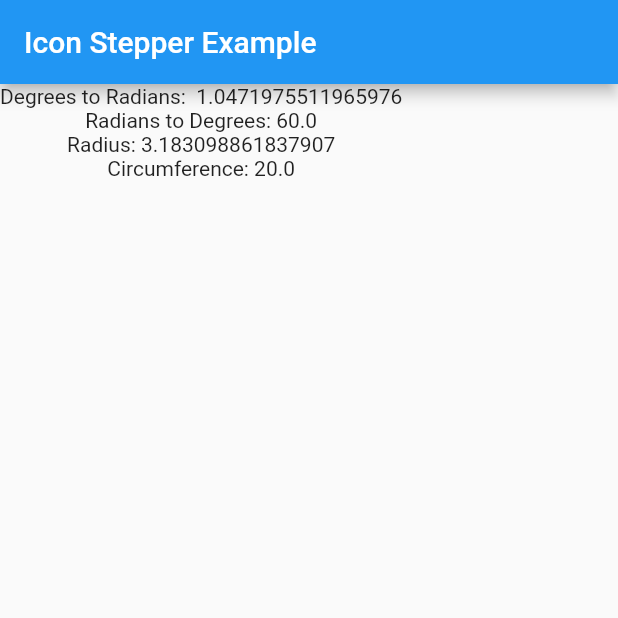
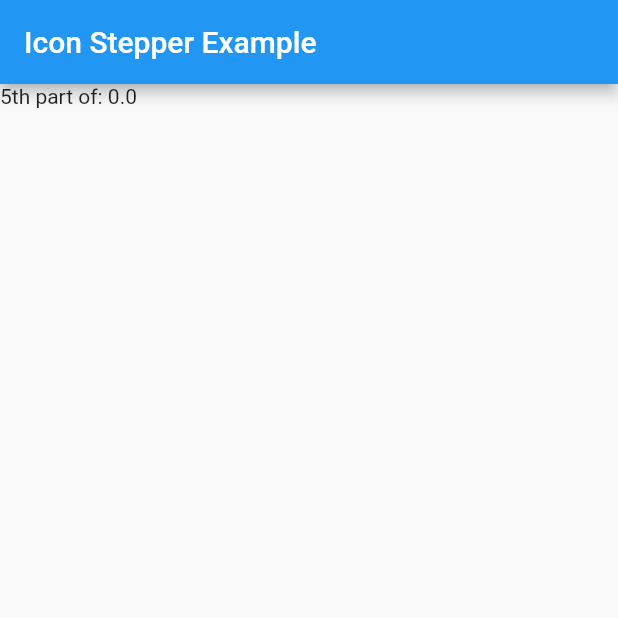
Before and after one commit to imujtaba8488/package_im_shapes, a Flutter app: the screen it shows after launch, on a phone screen of 412 x 824 dp, the top half of it. Run offline on Flutter 3.47's test engine with Material 2 defaults, Android fonts, the phone set to English and light mode, and no system bars.

Commit message:
Renamed math_extended directory to custom_painter_util and math_extended.dart to im_util.dart. Still may rename in future

```diff
--- a/lib/main.dart
+++ b/lib/main.dart
@@ -1,6 +1,7 @@
 import 'package:flutter/material.dart';
 import 'package:im_shapes/src/drop.dart';
-import 'package:im_shapes/src/math_extended/math_extended.dart';
+
+import 'src/custom_painter_util/im_util.dart';
 
 void main() {
   runApp(MyApp());
@@ -60,11 +61,13 @@ class _MyAppState extends State<MyApp> with SingleTickerProviderStateMixin {
         ),
         body: Column(
           children: [
-            Text('Degrees to Radians:  ${toRadians(60)}'),
-            Text('Radians to Degrees: ${toDegrees(toRadians(60))}'),
-            Text('Radius: ${CircleMaths.radiusFromCircumference(20)}'),
             Text(
-                'Circumference: ${CircleMaths.circumference(CircleMaths.radiusFromCircumference(20))}')
+              '5th part of: ${partOf(
+                length: 2980,
+                howManyParts: 5,
+                whichPart: 0
+              )}',
+            )
           ],
         ),
       ),
--- a/lib/src/math_extended/circle.dart
+++ b/lib/src/custom_painter_util/circle.dart
@@ -1,27 +1,27 @@
-part of 'math_extended.dart';
+part of 'im_util.dart';
 
-class CircleMaths {
-  static double radiusFromCircumference(double circumference) =>
-      circumference / (2 * pi);
+class Circle {
+  /// The radius of the circle.
+  double radius;
 
+  /// The location of the center of the circle in x,y plane.
+  Offset center;
+
+  Circle({@required this.radius, @required this.center});
+
+  /// Returns the circumference of a circle with the given radius.
   static double circumference(double radius) => 2 * pi * radius;
 
+  /// Returns the diameter of the circle with the given radius.
   static double diameter(double radius) => radius * radius;
 
-  static double radius(double diameter) => diameter / 2;
-
+  /// Returns the area of a circle with the given radius.
   static double area(double radius) => pi * radius * radius;
 
   /// Returns a list of coordinates representing the coordinates of sectors, when a circle is divided into [numberOfSectors] sectors.
   ///
   /// [numberOfSectors]: The number of sectors into which to divide the circle.
-  /// [radius]: The radius of the circle.\
-  /// [center]: The location of the center of the circle.
-  static List<Point> getSectorCoordinates({
-    @required int numberOfSectors,
-    @required double radius,
-    @required Offset center,
-  }) {
+  List<Point> sectorCoordinates({@required int numberOfSectors}) {
     double angle = 0;
     List<Point<double>> coordinates = List();
 
@@ -38,4 +38,8 @@ class CircleMaths {
 
     return coordinates;
   }
+
+  /// Returns the radius of the circle with the given circumference.
+  static double radiusFromCircumference(double circumference) =>
+      circumference / (2 * pi);
 }
--- /dev/null
+++ b/lib/src/custom_painter_util/im_util.dart
@@ -0,0 +1,37 @@
+import 'dart:math';
+
+import 'package:flutter/material.dart';
+
+part 'circle.dart';
+part 'percent.dart';
+
+/// A radian is the measure of an angle that, when drawn as a central angle of a circle, intercepts an arc whose length is equal to the length of the radius of the circle.
+
+/// Converts an angle in degrees to radians.
+double toRadians(double angleInDegrees) => angleInDegrees * (pi / 180);
+
+/// Converts an angle in radians to degrees.
+double toDegrees(double angleInRadiuns) =>
+    (angleInRadiuns * (180 / pi)).roundToDouble();
+
+/// Returns the center of any shape with a given height and width.
+/// Based on Pythagoras Theorem: (h) square = (b) square + (l) square.
+/// TEMP: Write detailed doc later.
+/// Co-author: 'ISRA ITRAT RAFIQI' on September, 2019.
+double centerOf(double height, double width) {
+  double l = height * height;
+  double b = width * width;
+  double h = l + b;
+
+  return h = sqrt(h) / 2.0;
+}
+
+/// Gets the given part [whichPart] of a shape which is divided into [howManyParts].
+/// Formula: which part / total parts * length.
+/// Co-author: 'ISRA ITRAT RAFIQI' on 20th February, 2020.
+double partOf({
+  @required double length,
+  @required double howManyParts,
+  @required double whichPart,
+}) =>
+    whichPart / howManyParts * length;
```
Also changed, not shown: lib/src/custom_painter_util/percent.dart (added, +10 -0 lines), lib/src/math_extended/math_extended.dart (deleted, +0 -14 lines).
